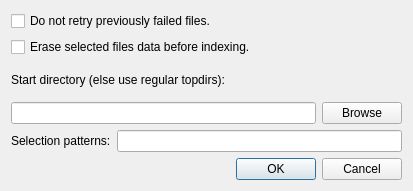
This is src/qtgui/specialindex.ui in alberti42/recoll-macos as Qt 5 draws it before an edit. The edited form follows.
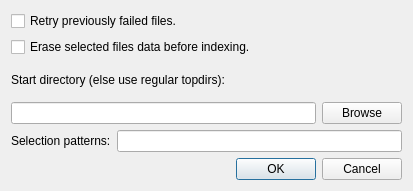
This is the edited form.

Commit message: GUI special indexing menu: remove negation

The edit to the form file:
```diff
--- a/src/qtgui/specialindex.ui
+++ b/src/qtgui/specialindex.ui
@@ -22,7 +22,7 @@
      <item>
       <widget class="QCheckBox" name="noRetryFailedCB">
        <property name="text">
-        <string>Do not retry previously failed files.</string>
+        <string>Retry previously failed files.</string>
        </property>
       </widget>
      </item>
```
Left out of the diff: 2 changed lines with no effect on the pictures. The commit also changes 1 other file.
